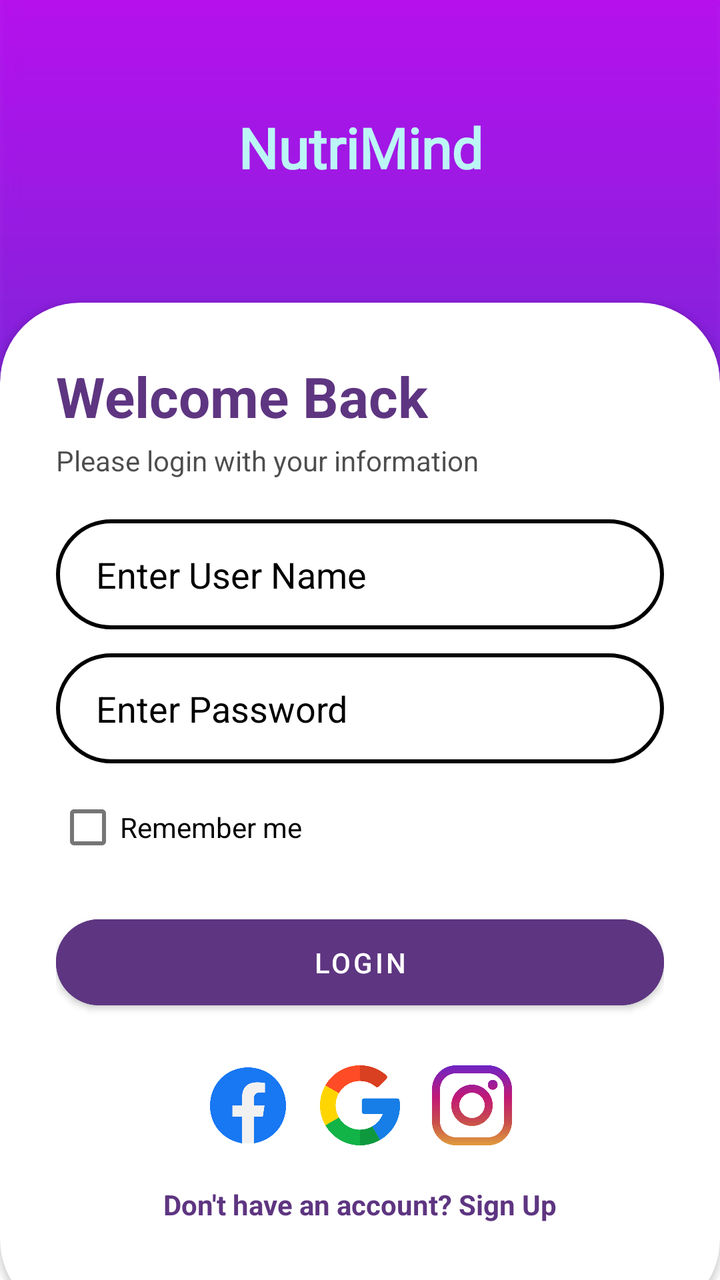
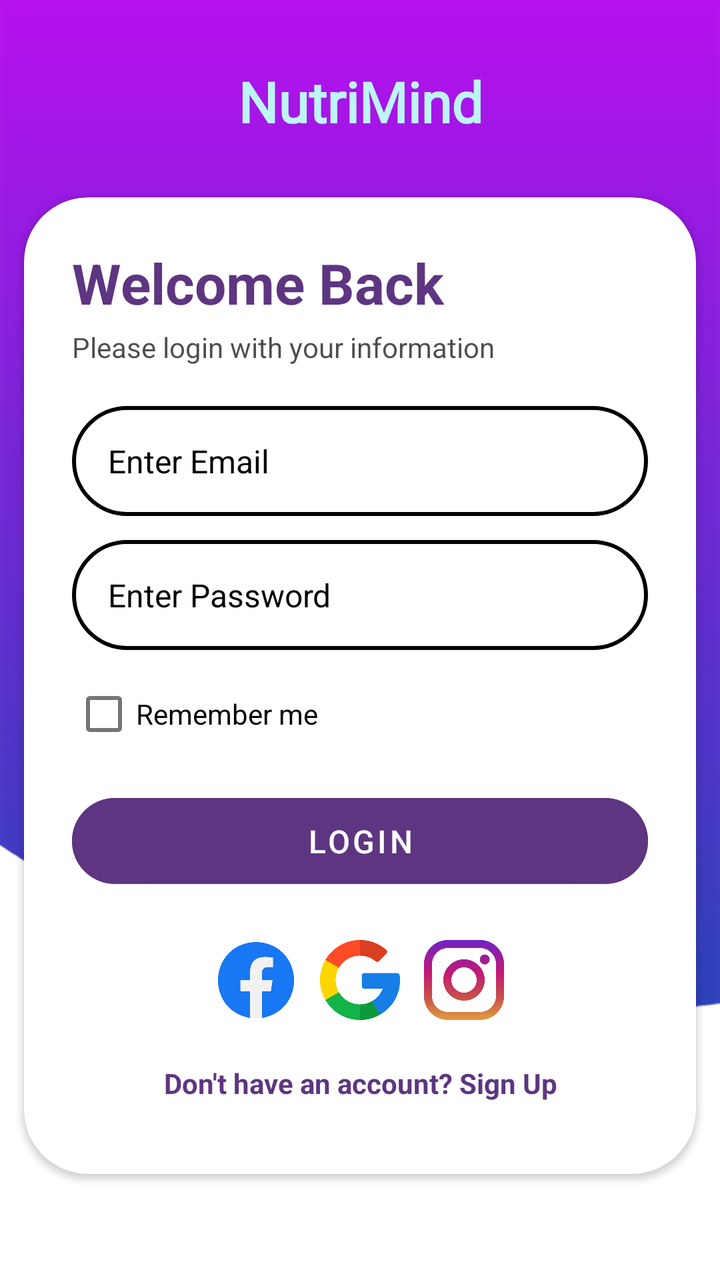

The first picture is an Android layout as it rendered before a commit; the second is the same layout after the commit. The layout source and the unified diff follow.
<!-- AndroidManifest.xml: application theme Theme.NutriMind -->
<!-- res/layout/activity_login.xml -->
<?xml version="1.0" encoding="utf-8"?>
<androidx.constraintlayout.widget.ConstraintLayout
    xmlns:android="http://schemas.android.com/apk/res/android"
    xmlns:app="http://schemas.android.com/apk/res-auto"
    android:layout_width="match_parent"
    android:layout_height="match_parent"
    android:background="@drawable/background">


    <androidx.core.widget.NestedScrollView
        android:layout_width="match_parent"
        android:layout_height="match_parent"
        android:fillViewport="true"
        app:layout_constraintTop_toTopOf="parent"
        app:layout_constraintBottom_toBottomOf="parent"
        app:layout_constraintStart_toStartOf="parent"
        app:layout_constraintEnd_toEndOf="parent">

        <androidx.constraintlayout.widget.ConstraintLayout
            android:layout_width="match_parent"
            android:layout_height="wrap_content">

            
            <TextView
                android:id="@+id/textView"
                android:layout_width="wrap_content"
                android:layout_height="wrap_content"
                android:fontFamily="@font/lora_bold_italic"
                android:text="NutriMind"
                android:textSize="28sp"
                android:textStyle="bold"
                android:textColor="@color/teal_200"
                android:layout_marginTop="40dp"
                android:layout_marginBottom="24dp"
                app:layout_constraintTop_toTopOf="parent"
                app:layout_constraintBottom_toTopOf="@+id/loginCard"
                app:layout_constraintStart_toStartOf="parent"
                app:layout_constraintEnd_toEndOf="parent"
                app:layout_constraintVertical_bias="0.3"/>

            
            <androidx.cardview.widget.CardView
                android:id="@+id/loginCard"
                android:layout_width="match_parent"
                android:layout_height="wrap_content"
                android:layout_marginBottom="-20dp"
                app:cardCornerRadius="40dp"
                app:cardBackgroundColor="@color/white"
                app:layout_constraintBottom_toBottomOf="parent"
                app:layout_constraintStart_toStartOf="parent"
                app:layout_constraintEnd_toEndOf="parent">

                <LinearLayout
                    android:layout_width="match_parent"
                    android:layout_height="wrap_content"
                    android:orientation="vertical"
                    android:paddingStart="28dp"
                    android:paddingEnd="28dp"
                    android:paddingTop="28dp"
                    android:paddingBottom="48dp">

                    
                    <TextView
                        android:id="@+id/textViewTitle"
                        android:layout_width="wrap_content"
                        android:layout_height="wrap_content"
                        android:text="Welcome Back"
                        android:textSize="28sp"
                        android:textStyle="bold"
                        android:textColor="@color/my_primary"/>

                    
                    <TextView
                        android:id="@+id/textViewSubtitle"
                        android:layout_width="wrap_content"
                        android:layout_height="wrap_content"
                        android:layout_marginTop="4dp"
                        android:text="Please login with your information"
                        android:textColor="@color/black"
                        android:alpha="0.7"/>

                    
                    <EditText
                        android:id="@+id/editTextLoginUserName"
                        android:layout_width="match_parent"
                        android:layout_height="55dp"
                        android:layout_marginTop="20dp"
                        android:hint="Enter User Name"
                        android:textColor="@color/black"
                        android:textColorHint="@color/black"
                        android:background="@drawable/input_bg"
                        android:paddingStart="20dp"
                        android:inputType="textPersonName"
                        android:importantForAutofill="no"/>

                    
                    <EditText
                        android:id="@+id/editTextLoginPassword"
                        android:layout_width="match_parent"
                        android:layout_height="55dp"
                        android:layout_marginTop="12dp"
                        android:hint="Enter Password"
                        android:textColor="@color/black"
                        android:textColorHint="@color/black"
                        android:inputType="textPassword"
                        android:background="@drawable/input_bg"
                        android:paddingStart="20dp"
                        android:importantForAutofill="no"/>

                    
                    <CheckBox
                        android:id="@+id/chkRemember"
                        android:layout_width="wrap_content"
                        android:layout_height="wrap_content"
                        android:layout_marginTop="8dp"
                        android:text="Remember me"
                        android:textColor="@color/black"/>

                    
                    <com.google.android.material.button.MaterialButton
                        android:id="@+id/buttonLogin"
                        android:layout_width="match_parent"
                        android:layout_height="55dp"
                        android:layout_marginTop="16dp"
                        android:text="Login"
                        android:textColor="@color/white"
                        android:backgroundTint="@color/my_primary"
                        app:cornerRadius="28dp"/>

                    
                    <LinearLayout
                        android:id="@+id/socialLayout"
                        android:layout_width="wrap_content"
                        android:layout_height="wrap_content"
                        android:layout_marginTop="16dp"
                        android:orientation="horizontal"
                        android:layout_gravity="center">

                        <ImageView
                            android:id="@+id/imgFacebook"
                            android:layout_width="40dp"
                            android:layout_height="40dp"
                            android:layout_margin="8dp"
                            android:src="@drawable/facebook_icon"
                            android:contentDescription="Sign in with Facebook"/>

                        <ImageView
                            android:id="@+id/imgGoogle"
                            android:layout_width="40dp"
                            android:layout_height="40dp"
                            android:layout_margin="8dp"
                            android:src="@drawable/google_icon"
                            android:contentDescription="Sign in with Google"/>

                        <ImageView
                            android:id="@+id/imgInstagram"
                            android:layout_width="40dp"
                            android:layout_height="40dp"
                            android:layout_margin="8dp"
                            android:src="@drawable/instrgram_icon"
                            android:contentDescription="Sign in with Instagram"/>

                    </LinearLayout>

                    
                    <TextView
                        android:id="@+id/textViewSignUp"
                        android:layout_width="wrap_content"
                        android:layout_height="wrap_content"
                        android:layout_marginTop="12dp"
                        android:layout_gravity="center"
                        android:text="Don't have an account? Sign Up"
                        android:textColor="@color/my_primary"
                        android:textStyle="bold"/>

                </LinearLayout>
            </androidx.cardview.widget.CardView>

        </androidx.constraintlayout.widget.ConstraintLayout>
    </androidx.core.widget.NestedScrollView>

</androidx.constraintlayout.widget.ConstraintLayout>
<!-- resources referenced by this layout -->
<resources>
  <color name="black">#FF000000</color>
  <color name="my_primary">#5E3581</color>
  <color name="teal_200">#bcf5f5</color>
  <color name="white">#FFFFFFFF</color>
  <!-- drawable background: png bitmap (drawable, 19321 bytes) -->
  <!-- drawable facebook_icon: png bitmap (drawable, 14788 bytes) -->
  <!-- drawable google_icon: png bitmap (drawable, 20865 bytes) -->
  <!-- drawable input_bg (drawable) -->
  <?xml version="1.0" encoding="utf-8"?>
  <shape xmlns:android="http://schemas.android.com/apk/res/android">
      <stroke android:color="@color/black" android:width="2dp"/>
      <corners android:radius="70dp" />
  </shape>
  <!-- drawable instrgram_icon: png bitmap (drawable, 16180 bytes) -->
  <style name="Theme.NutriMind" parent="Theme.MaterialComponents.DayNight.NoActionBar">
          
          <item name="colorPrimary">@color/purple_500</item>
          <item name="colorPrimaryVariant">@color/purple_700</item>
          <item name="colorOnPrimary">@color/white</item>
          
          <item name="colorSecondary">@color/teal_200</item>
          <item name="colorSecondaryVariant">@color/teal_700</item>
          <item name="colorOnSecondary">@color/black</item>
  
          
          <item name="android:statusBarColor" tools:targetApi="l">?attr/colorPrimaryVariant</item>
      </style>
  <color name="purple_500">#9C27B0</color>
  <color name="purple_700">#7B1FA2</color>
  <color name="teal_700">#00796B</color>
</resources>

<!-- the commit's change to res/layout/activity_login.xml (unified diff, before → after) -->
@@ -4,13 +4,17 @@
     xmlns:app="http://schemas.android.com/apk/res-auto"
     android:layout_width="match_parent"
     android:layout_height="match_parent"
-    android:background="@drawable/background">
-
+    android:background="@drawable/background"
+    android:fitsSystemWindows="true">
 
     <androidx.core.widget.NestedScrollView
         android:layout_width="match_parent"
         android:layout_height="match_parent"
         android:fillViewport="true"
+        android:clipToPadding="false"
+        android:overScrollMode="never"
+        android:paddingTop="16dp"
+        android:paddingBottom="16dp"
         app:layout_constraintTop_toTopOf="parent"
         app:layout_constraintBottom_toBottomOf="parent"
         app:layout_constraintStart_toStartOf="parent"
@@ -30,34 +34,37 @@
                 android:textSize="28sp"
                 android:textStyle="bold"
                 android:textColor="@color/teal_200"
-                android:layout_marginTop="40dp"
-                android:layout_marginBottom="24dp"
+                android:gravity="center"
+                android:layout_marginTop="16dp"
+                android:layout_marginBottom="20dp"
                 app:layout_constraintTop_toTopOf="parent"
-                app:layout_constraintBottom_toTopOf="@+id/loginCard"
                 app:layout_constraintStart_toStartOf="parent"
-                app:layout_constraintEnd_toEndOf="parent"
-                app:layout_constraintVertical_bias="0.3"/>
+                app:layout_constraintEnd_toEndOf="parent" />
 
             
             <androidx.cardview.widget.CardView
                 android:id="@+id/loginCard"
-                android:layout_width="match_parent"
+                android:layout_width="0dp"
                 android:layout_height="wrap_content"
-                android:layout_marginBottom="-20dp"
-                app:cardCornerRadius="40dp"
+                android:layout_marginStart="12dp"
+                android:layout_marginEnd="12dp"
+                android:layout_marginBottom="8dp"
+                app:cardCornerRadius="32dp"
+                app:cardUseCompatPadding="false"
                 app:cardBackgroundColor="@color/white"
-                app:layout_constraintBottom_toBottomOf="parent"
+                app:layout_constraintTop_toBottomOf="@id/textView"
                 app:layout_constraintStart_toStartOf="parent"
-                app:layout_constraintEnd_toEndOf="parent">
+                app:layout_constraintEnd_toEndOf="parent"
+                app:layout_constraintBottom_toBottomOf="parent">
 
                 <LinearLayout
                     android:layout_width="match_parent"
                     android:layout_height="wrap_content"
                     android:orientation="vertical"
-                    android:paddingStart="28dp"
-                    android:paddingEnd="28dp"
-                    android:paddingTop="28dp"
-                    android:paddingBottom="48dp">
+                    android:paddingStart="24dp"
+                    android:paddingEnd="24dp"
+                    android:paddingTop="24dp"
+                    android:paddingBottom="32dp">
 
                     
                     <TextView
@@ -67,31 +74,37 @@
                         android:text="Welcome Back"
                         android:textSize="28sp"
                         android:textStyle="bold"
-                        android:textColor="@color/my_primary"/>
+                        android:textColor="@color/my_primary"
+                        android:maxLines="1" />
 
                     
                     <TextView
                         android:id="@+id/textViewSubtitle"
-                        android:layout_width="wrap_content"
+                        android:layout_width="match_parent"
                         android:layout_height="wrap_content"
                         android:layout_marginTop="4dp"
                         android:text="Please login with your information"
-                        android:textColor="@color/black"
-                        android:alpha="0.7"/>
+                        android:textSize="14sp"
+                        android:textColor="@color/black"
+                        android:alpha="0.7"
+                        android:maxLines="2" />
 
                     
                     <EditText
-                        android:id="@+id/editTextLoginUserName"
+                        android:id="@+id/editTextLoginEmail"
                         android:layout_width="match_parent"
                         android:layout_height="55dp"
                         android:layout_marginTop="20dp"
-                        android:hint="Enter User Name"
+                        android:hint="Enter Email"
+                        android:textSize="16sp"
                         android:textColor="@color/black"
                         android:textColorHint="@color/black"
                         android:background="@drawable/input_bg"
-                        android:paddingStart="20dp"
-                        android:inputType="textPersonName"
-                        android:importantForAutofill="no"/>
+                        android:paddingStart="18dp"
+                        android:paddingEnd="18dp"
+                        android:gravity="center_vertical"
+                        android:inputType="textEmailAddress"
+                        android:importantForAutofill="no" />
 
                     
                     <EditText
@@ -100,12 +113,15 @@
                         android:layout_height="55dp"
                         android:layout_marginTop="12dp"
                         android:hint="Enter Password"
+                        android:textSize="16sp"
                         android:textColor="@color/black"
                         android:textColorHint="@color/black"
                         android:inputType="textPassword"
                         android:background="@drawable/input_bg"
-                        android:paddingStart="20dp"
-                        android:importantForAutofill="no"/>
+                        android:paddingStart="18dp"
+                        android:paddingEnd="18dp"
+                        android:gravity="center_vertical"
+                        android:importantForAutofill="no" />
 
                     
                     <CheckBox
@@ -114,18 +130,24 @@
                         android:layout_height="wrap_content"
                         android:layout_marginTop="8dp"
                         android:text="Remember me"
-                        android:textColor="@color/black"/>
+                        android:textSize="14sp"
+                        android:textColor="@color/black"
+                        android:minHeight="48dp"
+                        android:paddingStart="0dp"
+                        android:paddingEnd="8dp" />
 
                     
                     <com.google.android.material.button.MaterialButton
                         android:id="@+id/buttonLogin"
                         android:layout_width="match_parent"
                         android:layout_height="55dp"
-                        android:layout_marginTop="16dp"
+                        android:layout_marginTop="12dp"
                         android:text="Login"
+                        android:textSize="16sp"
                         android:textColor="@color/white"
+                        android:gravity="center"
                         android:backgroundTint="@color/my_primary"
-                        app:cornerRadius="28dp"/>
+                        app:cornerRadius="28dp" />
 
                     
                     <LinearLayout
@@ -134,31 +156,41 @@
                         android:layout_height="wrap_content"
                         android:layout_marginTop="16dp"
                         android:orientation="horizontal"
+                        android:gravity="center"
                         android:layout_gravity="center">
 
                         <ImageView
                             android:id="@+id/imgFacebook"
                             android:layout_width="40dp"
                             android:layout_height="40dp"
-                            android:layout_margin="8dp"
+                            android:layout_margin="6dp"
                             android:src="@drawable/facebook_icon"
-                            android:contentDescription="Sign in with Facebook"/>
+                            android:scaleType="centerInside"
+                            android:contentDescription="Sign in with Facebook"
+                            android:clickable="true"
+                            android:focusable="true" />
 
                         <ImageView
                             android:id="@+id/imgGoogle"
                             android:layout_width="40dp"
                             android:layout_height="40dp"
-                            android:layout_margin="8dp"
+                            android:layout_margin="6dp"
                             android:src="@drawable/google_icon"
-                            android:contentDescription="Sign in with Google"/>
+                            android:scaleType="centerInside"
+                            android:contentDescription="Sign in with Google"
+                            android:clickable="true"
+                            android:focusable="true" />
 
                         <ImageView
                             android:id="@+id/imgInstagram"
                             android:layout_width="40dp"
                             android:layout_height="40dp"
-                            android:layout_margin="8dp"
+                            android:layout_margin="6dp"
                             android:src="@drawable/instrgram_icon"
-                            android:contentDescription="Sign in with Instagram"/>
+                            android:scaleType="centerInside"
+                            android:contentDescription="Sign in with Instagram"
+                            android:clickable="true"
+                            android:focusable="true" />
 
                     </LinearLayout>
 
@@ -170,13 +202,18 @@
                         android:layout_marginTop="12dp"
                         android:layout_gravity="center"
                         android:text="Don't have an account? Sign Up"
+                        android:textSize="14sp"
                         android:textColor="@color/my_primary"
-                        android:textStyle="bold"/>
+                        android:textStyle="bold"
+                        android:gravity="center"
+                        android:padding="4dp" />
 
                 </LinearLayout>
+
             </androidx.cardview.widget.CardView>
 
         </androidx.constraintlayout.widget.ConstraintLayout>
+
     </androidx.core.widget.NestedScrollView>
 
 </androidx.constraintlayout.widget.ConstraintLayout>
